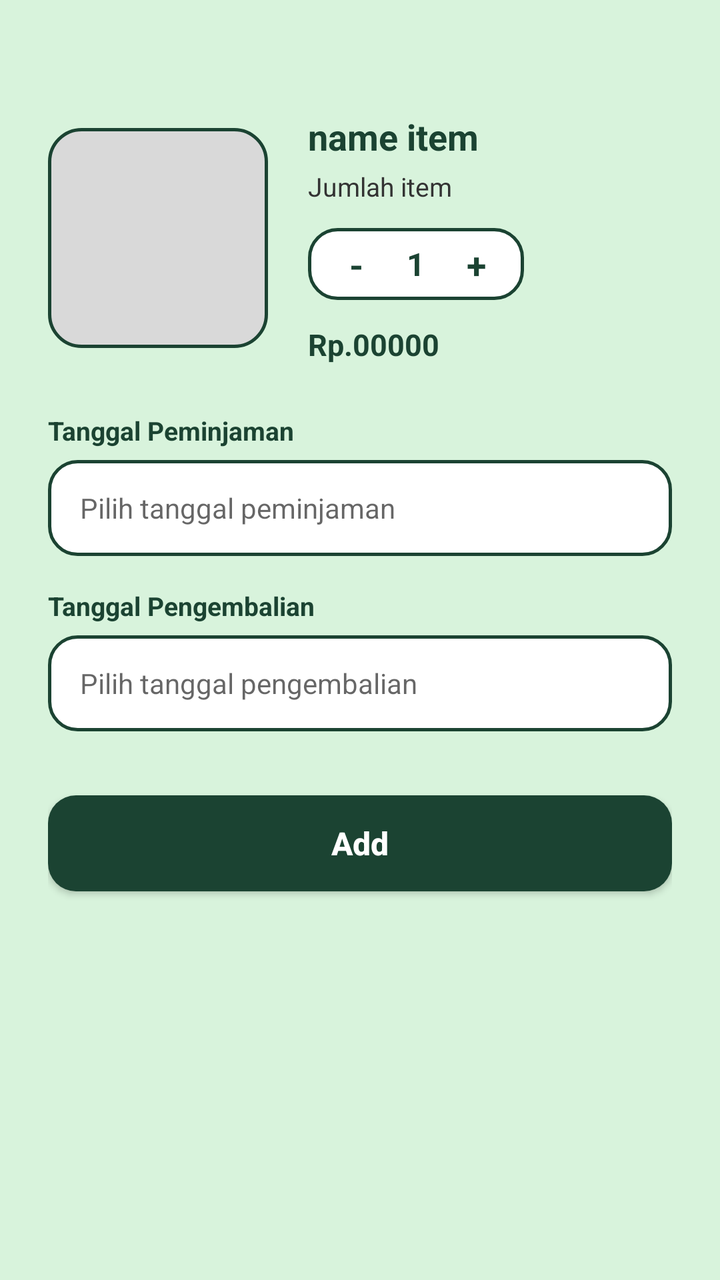
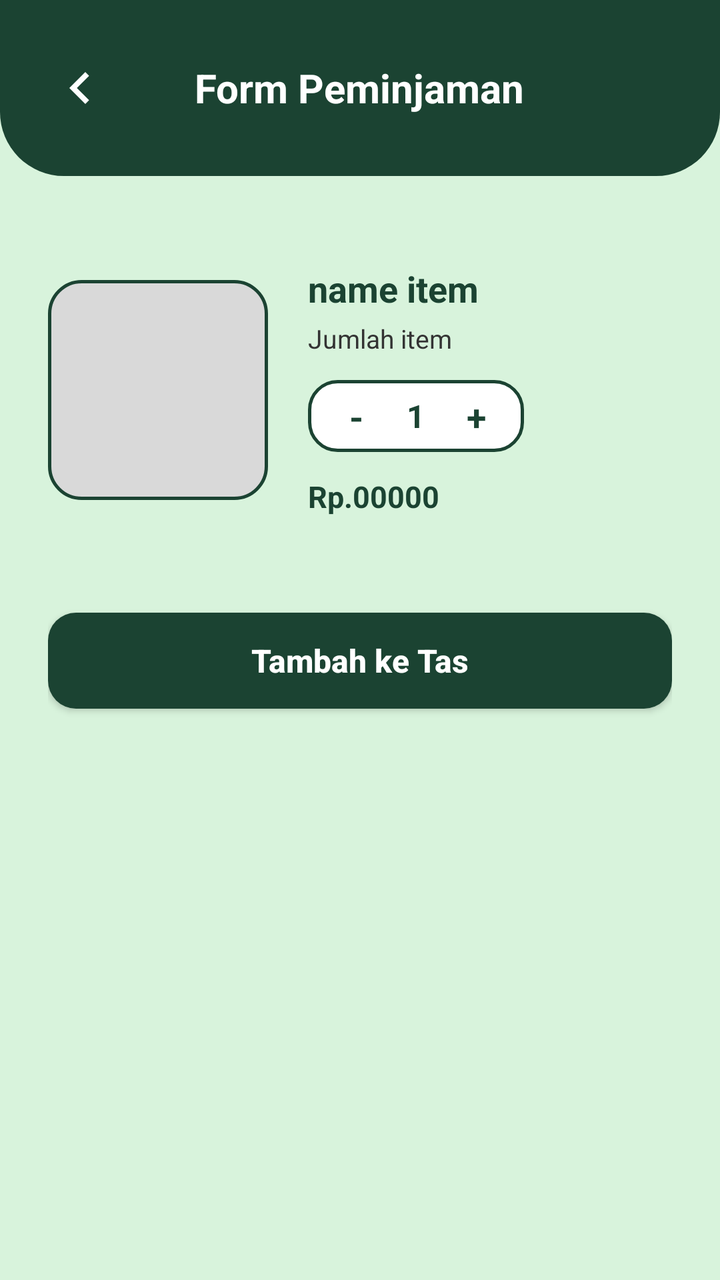

Before-and-after screenshots of an Android layout around one commit, followed by the original layout XML and the change that was made.
<!-- AndroidManifest.xml: activity theme Theme.UKK.NoActionBar -->
<!-- res/layout/activity_form_peminjaman.xml -->
<?xml version="1.0" encoding="utf-8"?>
<LinearLayout xmlns:android="http://schemas.android.com/apk/res/android"
    xmlns:tools="http://schemas.android.com/tools"
    android:layout_width="match_parent"
    android:layout_height="match_parent"
    android:background="#D8F3DC"
    android:gravity="center_horizontal"
    android:orientation="vertical"
    android:padding="24dp"
    tools:context=".FormPeminjamanActivity">

    
    <LinearLayout
        android:layout_width="match_parent"
        android:layout_height="wrap_content"
        android:layout_marginTop="32dp"
        android:gravity="center_vertical"
        android:orientation="horizontal">

        
        <ImageView
            android:id="@+id/iv_form_image"
            android:layout_width="110dp"
            android:layout_height="110dp"
            android:scaleType="centerCrop"
            android:background="@drawable/bg_popular_card"
            tools:ignore="ContentDescription" />

        
        <LinearLayout
            android:layout_width="0dp"
            android:layout_height="wrap_content"
            android:layout_marginStart="20dp"
            android:layout_weight="1"
            android:orientation="vertical">

            <TextView
                android:id="@+id/tv_item_name"
                android:layout_width="wrap_content"
                android:layout_height="wrap_content"
                android:text="name item"
                android:textColor="@color/campgear_green"
                android:textSize="18sp"
                android:textStyle="bold" />

            <TextView
                android:id="@+id/tv_item_stock"
                android:layout_width="wrap_content"
                android:layout_height="wrap_content"
                android:layout_marginTop="4dp"
                android:text="Jumlah item"
                android:textColor="#333333"
                android:textSize="13sp" />

            
            <LinearLayout
                android:layout_width="wrap_content"
                android:layout_height="wrap_content"
                android:layout_marginTop="12dp"
                android:background="@drawable/bg_input_field"
                android:gravity="center_vertical"
                android:orientation="horizontal"
                android:paddingStart="12dp"
                android:paddingTop="6dp"
                android:paddingEnd="12dp"
                android:paddingBottom="6dp">

                <TextView
                    android:id="@+id/btn_minus"
                    android:layout_width="24dp"
                    android:layout_height="24dp"
                    android:gravity="center"
                    android:text="-"
                    android:textColor="@color/campgear_green"
                    android:textSize="18sp"
                    android:textStyle="bold" />

                <TextView
                    android:id="@+id/tv_quantity"
                    android:layout_width="36dp"
                    android:layout_height="wrap_content"
                    android:gravity="center"
                    android:text="1"
                    android:textColor="@color/campgear_green"
                    android:textSize="16sp"
                    android:textStyle="bold" />

                <TextView
                    android:id="@+id/btn_plus"
                    android:layout_width="24dp"
                    android:layout_height="24dp"
                    android:gravity="center"
                    android:text="+"
                    android:textColor="@color/campgear_green"
                    android:textSize="18sp"
                    android:textStyle="bold" />

            </LinearLayout>

            <TextView
                android:id="@+id/tv_item_price"
                android:layout_width="wrap_content"
                android:layout_height="wrap_content"
                android:layout_marginTop="12dp"
                android:text="Rp.00000"
                android:textColor="@color/campgear_green"
                android:textSize="15sp"
                android:textStyle="bold" />

        </LinearLayout>

    </LinearLayout>

    
    <TextView
        android:layout_width="match_parent"
        android:layout_height="wrap_content"
        android:layout_marginTop="24dp"
        android:text="Tanggal Peminjaman"
        android:textColor="@color/campgear_green"
        android:textSize="13sp"
        android:textStyle="bold" />

    <EditText
        android:id="@+id/et_tanggal_peminjaman"
        android:layout_width="match_parent"
        android:layout_height="48dp"
        android:layout_marginTop="6dp"
        android:background="@drawable/bg_input_field"
        android:clickable="true"
        android:focusable="false"
        android:hint="Pilih tanggal peminjaman"
        android:paddingStart="16dp"
        android:paddingEnd="16dp"
        android:textColor="#212121"
        android:textSize="14sp"
        tools:ignore="Autofill,LabelFor" />

    
    <TextView
        android:layout_width="match_parent"
        android:layout_height="wrap_content"
        android:layout_marginTop="16dp"
        android:text="Tanggal Pengembalian"
        android:textColor="@color/campgear_green"
        android:textSize="13sp"
        android:textStyle="bold" />

    <EditText
        android:id="@+id/et_tanggal_pengembalian"
        android:layout_width="match_parent"
        android:layout_height="48dp"
        android:layout_marginTop="6dp"
        android:background="@drawable/bg_input_field"
        android:clickable="true"
        android:focusable="false"
        android:hint="Pilih tanggal pengembalian"
        android:paddingStart="16dp"
        android:paddingEnd="16dp"
        android:textColor="#212121"
        android:textSize="14sp"
        tools:ignore="Autofill,LabelFor" />

    
    <androidx.appcompat.widget.AppCompatButton
        android:id="@+id/btn_add_rental"
        android:layout_width="match_parent"
        android:layout_height="48dp"
        android:layout_marginTop="32dp"
        android:background="@drawable/bg_btn_login"
        android:text="Add"
        android:textAllCaps="false"
        android:textColor="@color/white"
        android:textSize="16sp"
        android:textStyle="bold" />

</LinearLayout>
<!-- resources referenced by this layout -->
<resources>
  <color name="campgear_green">#1B4332</color>
  <color name="white">#FFFFFFFF</color>
  <!-- drawable bg_btn_login (drawable) -->
  <?xml version="1.0" encoding="utf-8"?>
  <shape xmlns:android="http://schemas.android.com/apk/res/android"
      android:shape="rectangle">
      <solid android:color="@color/campgear_green" />
      <corners android:radius="14dp" />
  </shape>
  <!-- drawable bg_input_field (drawable) -->
  <?xml version="1.0" encoding="utf-8"?>
  <shape xmlns:android="http://schemas.android.com/apk/res/android"
      android:shape="rectangle">
      <solid android:color="@color/white" />
      <stroke
          android:width="1.5dp"
          android:color="@color/campgear_green" />
      <corners android:radius="14dp" />
  </shape>
  <!-- drawable bg_popular_card (drawable) -->
  <?xml version="1.0" encoding="utf-8"?>
  <shape xmlns:android="http://schemas.android.com/apk/res/android"
      android:shape="rectangle">
      <solid android:color="#D9D9D9" />
      <stroke
          android:width="1.5dp"
          android:color="@color/campgear_green" />
      <corners android:radius="16dp" />
  </shape>
  <style name="Theme.UKK.NoActionBar" parent="Theme.UKK">
          <item name="windowActionBar">false</item>
          <item name="windowNoTitle">true</item>
      </style>
  <style name="Theme.UKK" parent="Theme.MaterialComponents.DayNight.DarkActionBar">
          
          <item name="colorPrimary">@color/campgear_green</item>
          <item name="colorPrimaryVariant">@color/primary_dark</item>
          <item name="android:windowLightStatusBar">false</item>
          <item name="colorOnPrimary">@color/white</item>
          
          <item name="colorSecondary">@color/black</item>
          <item name="colorSecondaryVariant">@color/teal_700</item>
          <item name="colorOnSecondary">@color/black</item>
          
          <item name="android:statusBarColor">@color/campgear_green</item>
      </style>
  <color name="primary_dark">#133C29</color>
  <color name="black">#FF000000</color>
  <color name="teal_700">#FF018786</color>
</resources>

<!-- the commit's change to res/layout/activity_form_peminjaman.xml (unified diff, before → after) -->
@@ -1,177 +1,175 @@
 <?xml version="1.0" encoding="utf-8"?>
 <LinearLayout xmlns:android="http://schemas.android.com/apk/res/android"
+    xmlns:app="http://schemas.android.com/apk/res-auto"
     xmlns:tools="http://schemas.android.com/tools"
     android:layout_width="match_parent"
     android:layout_height="match_parent"
     android:background="#D8F3DC"
-    android:gravity="center_horizontal"
     android:orientation="vertical"
-    android:padding="24dp"
     tools:context=".FormPeminjamanActivity">
 
     
-    <LinearLayout
+    <RelativeLayout
         android:layout_width="match_parent"
         android:layout_height="wrap_content"
-        android:layout_marginTop="32dp"
-        android:gravity="center_vertical"
-        android:orientation="horizontal">
+        android:background="@drawable/bg_top_header"
+        android:fitsSystemWindows="true"
+        android:paddingStart="24dp"
+        android:paddingTop="32dp"
+        android:paddingEnd="24dp"
+        android:paddingBottom="24dp">
 
-        
         <ImageView
-            android:id="@+id/iv_form_image"
-            android:layout_width="110dp"
-            android:layout_height="110dp"
-            android:scaleType="centerCrop"
-            android:background="@drawable/bg_popular_card"
-            tools:ignore="ContentDescription" />
+            android:id="@+id/iv_back"
+            android:layout_width="32dp"
+            android:layout_height="32dp"
+            android:layout_alignParentStart="true"
+            android:layout_centerVertical="true"
+            android:contentDescription="Kembali"
+            android:src="@drawable/ic_chevron_left"
+            app:tint="@color/white" />
 
-        
+        <TextView
+            android:layout_width="wrap_content"
+            android:layout_height="wrap_content"
+            android:layout_centerInParent="true"
+            android:text="Form Peminjaman"
+            android:textColor="@color/white"
+            android:textSize="20sp"
+            android:textStyle="bold" />
+
+    </RelativeLayout>
+
+    
+    <ScrollView
+        android:layout_width="match_parent"
+        android:layout_height="match_parent"
+        android:fillViewport="true">
+
         <LinearLayout
-            android:layout_width="0dp"
+            android:layout_width="match_parent"
             android:layout_height="wrap_content"
-            android:layout_marginStart="20dp"
-            android:layout_weight="1"
-            android:orientation="vertical">
-
-            <TextView
-                android:id="@+id/tv_item_name"
-                android:layout_width="wrap_content"
-                android:layout_height="wrap_content"
-                android:text="name item"
-                android:textColor="@color/campgear_green"
-                android:textSize="18sp"
-                android:textStyle="bold" />
-
-            <TextView
-                android:id="@+id/tv_item_stock"
-                android:layout_width="wrap_content"
-                android:layout_height="wrap_content"
-                android:layout_marginTop="4dp"
-                android:text="Jumlah item"
-                android:textColor="#333333"
-                android:textSize="13sp" />
+            android:orientation="vertical"
+            android:padding="24dp"
+            android:gravity="center_horizontal">
 
             
             <LinearLayout
-                android:layout_width="wrap_content"
+                android:layout_width="match_parent"
                 android:layout_height="wrap_content"
-                android:layout_marginTop="12dp"
-                android:background="@drawable/bg_input_field"
+                android:layout_marginTop="20dp"
                 android:gravity="center_vertical"
-                android:orientation="horizontal"
-                android:paddingStart="12dp"
-                android:paddingTop="6dp"
-                android:paddingEnd="12dp"
-                android:paddingBottom="6dp">
+                android:orientation="horizontal">
 
-                <TextView
-                    android:id="@+id/btn_minus"
-                    android:layout_width="24dp"
-                    android:layout_height="24dp"
-                    android:gravity="center"
-                    android:text="-"
-                    android:textColor="@color/campgear_green"
-                    android:textSize="18sp"
-                    android:textStyle="bold" />
+                
+                <ImageView
+                    android:id="@+id/iv_form_image"
+                    android:layout_width="110dp"
+                    android:layout_height="110dp"
+                    android:background="@drawable/bg_popular_card"
+                    android:scaleType="centerCrop"
+                    tools:ignore="ContentDescription" />
 
-                <TextView
-                    android:id="@+id/tv_quantity"
-                    android:layout_width="36dp"
+                
+                <LinearLayout
+                    android:layout_width="0dp"
                     android:layout_height="wrap_content"
-                    android:gravity="center"
-                    android:text="1"
-                    android:textColor="@color/campgear_green"
-                    android:textSize="16sp"
-                    android:textStyle="bold" />
+                    android:layout_marginStart="20dp"
+                    android:layout_weight="1"
+                    android:orientation="vertical">
 
-                <TextView
-                    android:id="@+id/btn_plus"
-                    android:layout_width="24dp"
-                    android:layout_height="24dp"
-                    android:gravity="center"
-                    android:text="+"
-                    android:textColor="@color/campgear_green"
-                    android:textSize="18sp"
-                    android:textStyle="bold" />
+                    <TextView
+                        android:id="@+id/tv_item_name"
+                        android:layout_width="wrap_content"
+                        android:layout_height="wrap_content"
+                        android:text="name item"
+                        android:textColor="@color/campgear_green"
+                        android:textSize="18sp"
+                        android:textStyle="bold" />
+
+                    <TextView
+                        android:id="@+id/tv_item_stock"
+                        android:layout_width="wrap_content"
+                        android:layout_height="wrap_content"
+                        android:layout_marginTop="4dp"
+                        android:text="Jumlah item"
+                        android:textColor="#333333"
+                        android:textSize="13sp" />
+
+                    
+                    <LinearLayout
+                        android:layout_width="wrap_content"
+                        android:layout_height="wrap_content"
+                        android:layout_marginTop="12dp"
+                        android:background="@drawable/bg_input_field"
+                        android:gravity="center_vertical"
+                        android:orientation="horizontal"
+                        android:paddingStart="12dp"
+                        android:paddingTop="6dp"
+                        android:paddingEnd="12dp"
+                        android:paddingBottom="6dp">
+
+                        <TextView
+                            android:id="@+id/btn_minus"
+                            android:layout_width="24dp"
+                            android:layout_height="24dp"
+                            android:gravity="center"
+                            android:text="-"
+                            android:textColor="@color/campgear_green"
+                            android:textSize="18sp"
+                            android:textStyle="bold" />
+
+                        <TextView
+                            android:id="@+id/tv_quantity"
+                            android:layout_width="36dp"
+                            android:layout_height="wrap_content"
+                            android:gravity="center"
+                            android:text="1"
+                            android:textColor="@color/campgear_green"
+                            android:textSize="16sp"
+                            android:textStyle="bold" />
+
+                        <TextView
+                            android:id="@+id/btn_plus"
+                            android:layout_width="24dp"
+                            android:layout_height="24dp"
+                            android:gravity="center"
+                            android:text="+"
+                            android:textColor="@color/campgear_green"
+                            android:textSize="18sp"
+                            android:textStyle="bold" />
+
+                    </LinearLayout>
+
+                    <TextView
+                        android:id="@+id/tv_item_price"
+                        android:layout_width="wrap_content"
+                        android:layout_height="wrap_content"
+                        android:layout_marginTop="12dp"
+                        android:text="Rp.00000"
+                        android:textColor="@color/campgear_green"
+                        android:textSize="15sp"
+                        android:textStyle="bold" />
+
+                </LinearLayout>
 
             </LinearLayout>
 
-            <TextView
-                android:id="@+id/tv_item_price"
-                android:layout_width="wrap_content"
-                android:layout_height="wrap_content"
-                android:layout_marginTop="12dp"
-                android:text="Rp.00000"
-                android:textColor="@color/campgear_green"
-                android:textSize="15sp"
+            
+            <androidx.appcompat.widget.AppCompatButton
+                android:id="@+id/btn_add_rental"
+                android:layout_width="match_parent"
+                android:layout_height="48dp"
+                android:layout_marginTop="48dp"
+                android:background="@drawable/bg_btn_login"
+                android:text="Tambah ke Tas"
+                android:textAllCaps="false"
+                android:textColor="@color/white"
+                android:textSize="16sp"
                 android:textStyle="bold" />
 
         </LinearLayout>
 
-    </LinearLayout>
-
-    
-    <TextView
-        android:layout_width="match_parent"
-        android:layout_height="wrap_content"
-        android:layout_marginTop="24dp"
-        android:text="Tanggal Peminjaman"
-        android:textColor="@color/campgear_green"
-        android:textSize="13sp"
-        android:textStyle="bold" />
-
-    <EditText
-        android:id="@+id/et_tanggal_peminjaman"
-        android:layout_width="match_parent"
-        android:layout_height="48dp"
-        android:layout_marginTop="6dp"
-        android:background="@drawable/bg_input_field"
-        android:clickable="true"
-        android:focusable="false"
-        android:hint="Pilih tanggal peminjaman"
-        android:paddingStart="16dp"
-        android:paddingEnd="16dp"
-        android:textColor="#212121"
-        android:textSize="14sp"
-        tools:ignore="Autofill,LabelFor" />
-
-    
-    <TextView
-        android:layout_width="match_parent"
-        android:layout_height="wrap_content"
-        android:layout_marginTop="16dp"
-        android:text="Tanggal Pengembalian"
-        android:textColor="@color/campgear_green"
-        android:textSize="13sp"
-        android:textStyle="bold" />
-
-    <EditText
-        android:id="@+id/et_tanggal_pengembalian"
-        android:layout_width="match_parent"
-        android:layout_height="48dp"
-        android:layout_marginTop="6dp"
-        android:background="@drawable/bg_input_field"
-        android:clickable="true"
-        android:focusable="false"
-        android:hint="Pilih tanggal pengembalian"
-        android:paddingStart="16dp"
-        android:paddingEnd="16dp"
-        android:textColor="#212121"
-        android:textSize="14sp"
-        tools:ignore="Autofill,LabelFor" />
-
-    
-    <androidx.appcompat.widget.AppCompatButton
-        android:id="@+id/btn_add_rental"
-        android:layout_width="match_parent"
-        android:layout_height="48dp"
-        android:layout_marginTop="32dp"
-        android:background="@drawable/bg_btn_login"
-        android:text="Add"
-        android:textAllCaps="false"
-        android:textColor="@color/white"
-        android:textSize="16sp"
-        android:textStyle="bold" />
+    </ScrollView>
 
 </LinearLayout>
<!-- resource entries referenced after the edit -->
@@ -29,6 +29,25 @@
           android:color="@color/campgear_green" />
       <corners android:radius="16dp" />
   </shape>
+  <!-- drawable bg_top_header (drawable) -->
+  <?xml version="1.0" encoding="utf-8"?>
+  <shape xmlns:android="http://schemas.android.com/apk/res/android"
+      android:shape="rectangle">
+      <solid android:color="@color/campgear_green" />
+      <corners
+          android:bottomLeftRadius="32dp"
+          android:bottomRightRadius="32dp" />
+  </shape>
+  <!-- drawable ic_chevron_left (drawable) -->
+  <vector xmlns:android="http://schemas.android.com/apk/res/android"
+      android:width="24dp"
+      android:height="24dp"
+      android:viewportWidth="24"
+      android:viewportHeight="24">
+      <path
+          android:fillColor="#1B4332"
+          android:pathData="M15.41,7.41L14,6l-6,6 6,6 1.41-1.41L10.83,12z"/>
+  </vector>
   <style name="Theme.UKK.NoActionBar" parent="Theme.UKK">
           <item name="windowActionBar">false</item>
           <item name="windowNoTitle">true</item>
